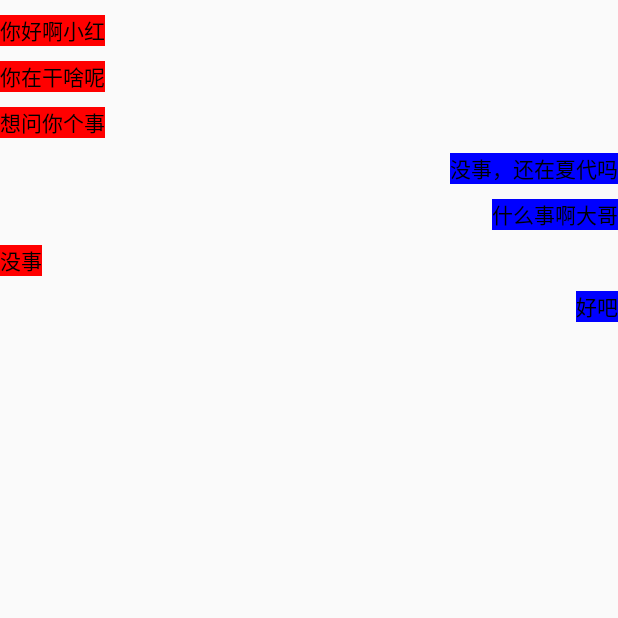
After one commit to anlonglong/JetpackComposeBookLearn, an Android app built with Jetpack Compose: the MultiTypeActivity screen opened directly, with no data from a screen before it, on a phone screen of 412 x 824 dp, the top half of it. The commit adds this screen. Run offline under Robolectric (Android 15) with nearby library versions, the phone set to English and light mode, and no system bars.

Commit message:
Multi LazyColumn simple usage2

```diff
--- a/app/src/main/AndroidManifest.xml
+++ b/app/src/main/AndroidManifest.xml
@@ -41,6 +41,7 @@
         <activity android:name=".chapter4.ScaffoldActivity" />
         <activity android:name=".chapter4.ConstranitActivity" />
         <activity android:name=".chapter5.LazyColumnActivty" />
+        <activity android:name=".chapter5.MultiTypeActivity" />
     </application>
 
 </manifest>
--- a/app/src/main/java/com/longlong/an/jetpackcomposebooklearn/CategoryActivity.kt
+++ b/app/src/main/java/com/longlong/an/jetpackcomposebooklearn/CategoryActivity.kt
@@ -8,13 +8,13 @@ import android.view.View
 import android.view.ViewGroup
 import android.widget.TextView
 import androidx.appcompat.app.AppCompatActivity
-import androidx.compose.foundation.layout.Arrangement
 import androidx.recyclerview.widget.DividerItemDecoration
 import androidx.recyclerview.widget.LinearLayoutManager
 import androidx.recyclerview.widget.RecyclerView
 import com.longlong.an.jetpackcomposebooklearn.chapter2.*
 import com.longlong.an.jetpackcomposebooklearn.chapter4.*
 import com.longlong.an.jetpackcomposebooklearn.chapter5.LazyColumnActivty
+import com.longlong.an.jetpackcomposebooklearn.chapter5.MultiTypeActivity
 
 class CategoryActivity : AppCompatActivity() {
 
@@ -38,6 +38,8 @@ class CategoryActivity : AppCompatActivity() {
             ItemInfo("Scaffold布局",this.application, ScaffoldActivity::class.java),
             ItemInfo("Constraint布局",this.application, ConstranitActivity::class.java),
             ItemInfo("LazyColumn布局",this.application, LazyColumnActivty::class.java),
+            ItemInfo("MultiLazyColumn布局",this.application, MultiTypeActivity::class.java),
+
         )
     }
 
--- /dev/null
+++ b/app/src/main/java/com/longlong/an/jetpackcomposebooklearn/chapter5/MultiTypeActivity.kt
@@ -0,0 +1,71 @@
+package com.longlong.an.jetpackcomposebooklearn.chapter5
+
+import android.os.Bundle
+import androidx.activity.ComponentActivity
+import androidx.activity.compose.setContent
+import androidx.compose.foundation.background
+import androidx.compose.foundation.layout.Column
+import androidx.compose.foundation.layout.Spacer
+import androidx.compose.foundation.layout.fillMaxSize
+import androidx.compose.foundation.layout.height
+import androidx.compose.foundation.lazy.LazyColumn
+import androidx.compose.foundation.lazy.items
+import androidx.compose.material.Text
+import androidx.compose.runtime.Composable
+import androidx.compose.ui.Alignment
+import androidx.compose.ui.Modifier
+import androidx.compose.ui.graphics.Color
+import androidx.compose.ui.tooling.preview.Preview
+import androidx.compose.ui.unit.dp
+
+class MultiTypeActivity : ComponentActivity() {
+
+
+    override fun onCreate(savedInstanceState: Bundle?) {
+        super.onCreate(savedInstanceState)
+        setContent {
+            Test()
+        }
+    }
+
+
+    @Composable
+    fun Test() {
+        val chatData = createChatData()
+        LazyColumn(modifier = Modifier.fillMaxSize()) {
+            items(chatData) { data ->
+                if (data.isLeft) {
+                    Column(modifier = Modifier.fillMaxSize(),horizontalAlignment = Alignment.Start) {
+                        Spacer(modifier = Modifier.height(10.dp))
+                        Text(text = data.content, modifier = Modifier.background(Color.Red))
+                    }
+                } else {
+                    Column(modifier = Modifier.fillMaxSize(),horizontalAlignment = Alignment.End) {
+                        Spacer(modifier = Modifier.height(10.dp))
+                        Text(text = data.content, modifier = Modifier.background(Color.Blue))
+                    }
+                }
+            }
+        }
+    }
+
+    private fun createChatData() = arrayListOf<Chat>().apply {
+        add(Chat("你好啊小红"))
+        add(Chat("你在干啥呢"))
+        add(Chat("想问你个事"))
+        add(Chat("没事，还在夏代吗", false))
+        add(Chat("什么事啊大哥", false))
+        add(Chat("没事"))
+        add(Chat("好吧", false))
+    }
+
+
+    @Preview
+    @Composable
+    fun TestPreview() {
+        Test()
+    }
+
+}
+
+data class Chat(val content: String, val isLeft: Boolean = true)
```
